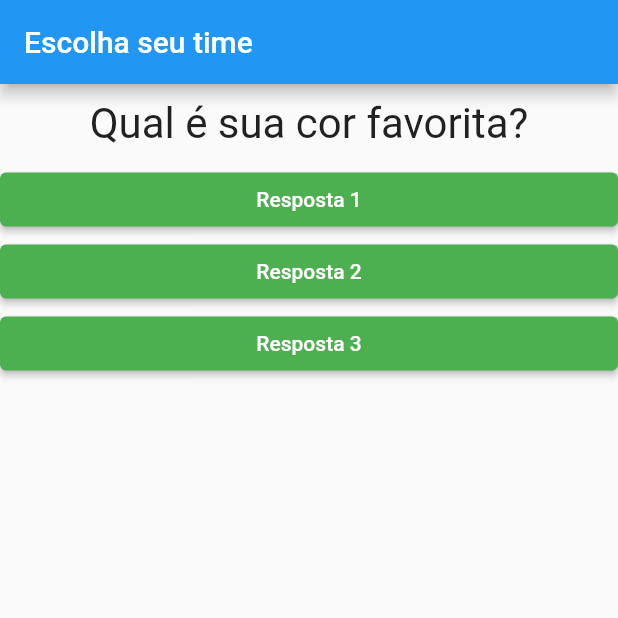
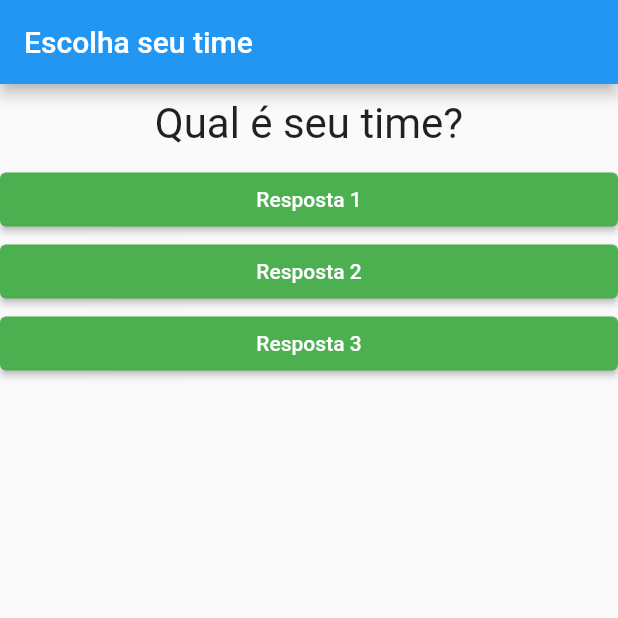
Before and after one commit to DaniloSacramento/CursoFlutter-, a Flutter app: the screen it shows after launch, on a phone screen of 412 x 824 dp, the top half of it. Run offline on Flutter 3.47's test engine with Material 2 defaults, Android fonts, the phone set to English and light mode, and no system bars.

Commit message:
usando o map

```diff
--- a/lib/main.dart
+++ b/lib/main.dart
@@ -23,10 +23,19 @@ class _PerguntaAppState extends State<PerguntaApp> {
 
   Widget build (BuildContext context){  // CRIAMOS UM METODO
 
-    final perguntas = [
-    "Qual é sua cor favorita?",
-    "Qual é seu time?",
-    "Qual seu animal favorito?",
+    final List<Map<String, Object>> perguntas = [
+      {
+        "texto" : "Qual é seu time?",
+        "respostas": ["Nautico" ,  "Sport" , "Santa Cruz", "Salgueiro"]
+      },
+      {
+        "texto" : "Qual seu jogador favorito?",
+        "respostas": ["Jean Carlos", "Kieza", "Diego Souza", "Denis Marques"],
+      },
+      {
+        "texto": "Qual seu estadio de futebol favorito?",
+        "respostas": ["Aflitos", "Arruda", "Ilha do Retiro", "Arena Pernambuco"]
+      }
   ];
 
     return  MaterialApp(
@@ -36,7 +45,7 @@ class _PerguntaAppState extends State<PerguntaApp> {
         ),
          body:  Column(
            children:  <Widget>  [
-             Questao(perguntas[_PerguntaSelecionada]),
+             Questao(perguntas[_PerguntaSelecionada]["texto"].toString()),
              Resposta("Resposta 1", _responder),  //  A FUNCAO _RESPONDER FOI PASSADA COMO PARAMENTRO PARA RESPOSTA
              Resposta("Resposta 2", _responder),
              Resposta("Resposta 3", _responder) ,
```
